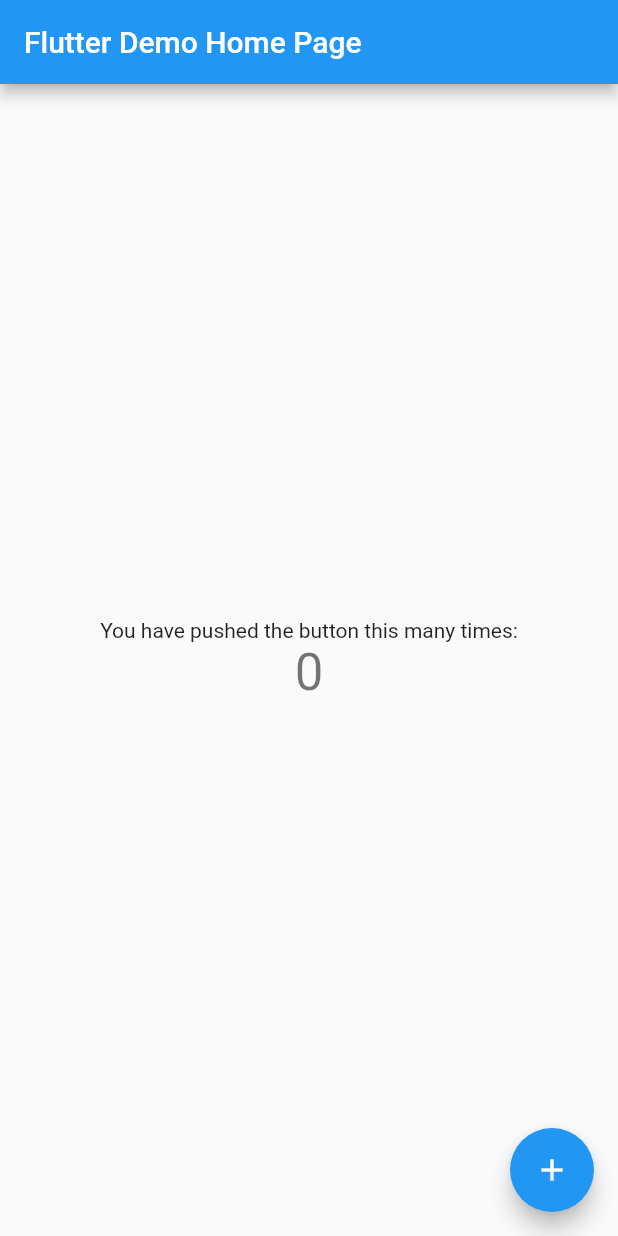
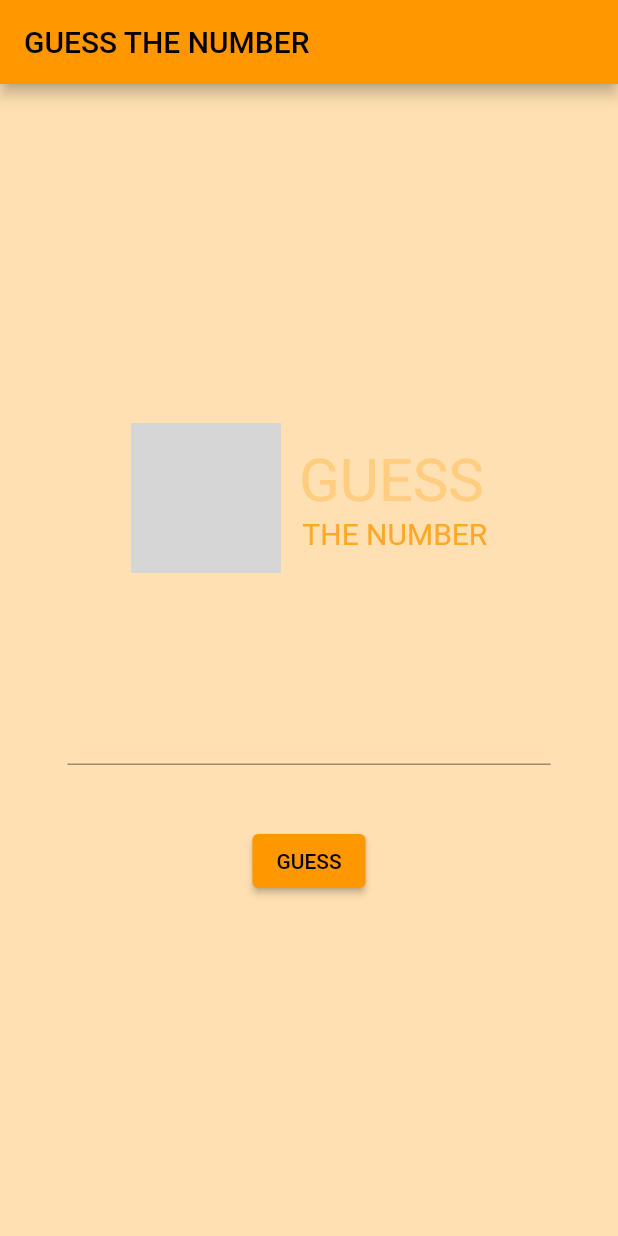
Before and after one commit to ponlakitt/guessnumber_appbar, a Flutter app: the screen it shows after launch, on a phone screen of 412 x 824 dp. Run offline on Flutter 3.47's test engine with Material 2 defaults, Android fonts, the phone set to English and light mode, and no system bars; grey boxes are pictures that could not be loaded.

Commit message:
homework5

```diff
--- a/lib/main.dart
+++ b/lib/main.dart
@@ -7,109 +7,69 @@
 class MyApp extends StatelessWidget {
   const MyApp({Key? key}) : super(key: key);
 
-  // This widget is the root of your application.
   @override
   Widget build(BuildContext context) {
     return MaterialApp(
-      title: 'Flutter Demo',
+      title: 'GUESS THE NUMBER',
       theme: ThemeData(
-        // This is the theme of your application.
-        //
-        // Try running your application with "flutter run". You'll see the
-        // application has a blue toolbar. Then, without quitting the app, try
-        // changing the primarySwatch below to Colors.green and then invoke
-        // "hot reload" (press "r" in the console where you ran "flutter run",
-        // or simply save your changes to "hot reload" in a Flutter IDE).
-        // Notice that the counter didn't reset back to zero; the application
-        // is not restarted.
-        primarySwatch: Colors.blue,
+        primarySwatch: Colors.orange,
       ),
-      home: const MyHomePage(title: 'Flutter Demo Home Page'),
+      home: const HomePage(),
     );
   }
 }
 
-class MyHomePage extends StatefulWidget {
-  const MyHomePage({Key? key, required this.title}) : super(key: key);
-
-  // This widget is the home page of your application. It is stateful, meaning
-  // that it has a State object (defined below) that contains fields that affect
-  // how it looks.
-
-  // This class is the configuration for the state. It holds the values (in this
-  // case the title) provided by the parent (in this case the App widget) and
-  // used by the build method of the State. Fields in a Widget subclass are
-  // always marked "final".
-
-  final String title;
-
-  @override
-  State<MyHomePage> createState() => _MyHomePageState();
-}
-
-class _MyHomePageState extends State<MyHomePage> {
-  int _counter = 0;
-
-  void _incrementCounter() {
-    setState(() {
-      // This call to setState tells the Flutter framework that something has
-      // changed in this State, which causes it to rerun the build method below
-      // so that the display can reflect the updated values. If we changed
-      // _counter without calling setState(), then the build method would not be
-      // called again, and so nothing would appear to happen.
-      _counter++;
-    });
-  }
+class HomePage extends StatelessWidget {
+  const HomePage({Key? key}) : super(key: key);
 
   @override
   Widget build(BuildContext context) {
-    // This method is rerun every time setState is called, for instance as done
-    // by the _incrementCounter method above.
-    //
-    // The Flutter framework has been optimized to make rerunning build methods
-    // fast, so that you can just rebuild anything that needs updating rather
-    // than having to individually change instances of widgets.
     return Scaffold(
-      appBar: AppBar(
-        // Here we take the value from the MyHomePage object that was created by
-        // the App.build method, and use it to set our appbar title.
-        title: Text(widget.title),
+      appBar: AppBar(title: const Text('GUESS THE NUMBER')),
+      body: Container(
+        decoration: BoxDecoration(
+            color: Colors.orange.shade100,
+            border: Border.all(width: 5.0, color: Colors.orange.shade100),
+            boxShadow: [
+              BoxShadow(
+                color: Colors.white.withOpacity(0.5),
+                offset: const Offset(2.0, 5.0),
+                blurRadius: 5.0,
+                spreadRadius: 2.0,
               ),
-      body: Center(
-        // Center is a layout widget. It takes a single child and positions it
-        // in the middle of the parent.
+            ]),
+        //alignment: Alignment.center,
+        child: Center(
           child: Column(
-          // Column is also a layout widget. It takes a list of children and
-          // arranges them vertically. By default, it sizes itself to fit its
-          // children horizontally, and tries to be as tall as its parent.
-          //
-          // Invoke "debug painting" (press "p" in the console, choose the
-          // "Toggle Debug Paint" action from the Flutter Inspector in Android
-          // Studio, or the "Toggle Debug Paint" command in Visual Studio Code)
-          // to see the wireframe for each widget.
-          //
-          // Column has various properties to control how it sizes itself and
-          // how it positions its children. Here we use mainAxisAlignment to
-          // center the children vertically; the main axis here is the vertical
-          // axis because Columns are vertical (the cross axis would be
-          // horizontal).
             mainAxisAlignment: MainAxisAlignment.center,
-          children: <Widget>[
-            const Text(
-              'You have pushed the button this many times:',
+            children: [
+              Row(
+                mainAxisAlignment: MainAxisAlignment.center,
+                children: [
+                  Image.asset('assets/images/guess_logo.png', width: 100.0),
+                  Column(
+                    mainAxisAlignment: MainAxisAlignment.center,
+                    children: [
+                      Text(' GUESS',style:TextStyle(fontSize: 40,color: Colors.orange.shade200),),
+                      Text('   THE NUMBER',style:TextStyle(fontSize: 20,color: Colors.orange.shade400),),
+                    ],)
+                ],
               ),
-            Text(
-              '$_counter',
-              style: Theme.of(context).textTheme.headline4,
+          SizedBox(height: 40,),
+          Padding(
+            padding: const EdgeInsets.all(40.0),
+            child: TextField(),
+          ),
+              ElevatedButton(
+                child: Text('GUESS'),
+                onPressed: () {
+                  // โค้ดที่จะทำงานเมื่อกดปุ่ม
+                },
               ),
             ],
           ),
         ),
-      floatingActionButton: FloatingActionButton(
-        onPressed: _incrementCounter,
-        tooltip: 'Increment',
-        child: const Icon(Icons.add),
-      ), // This trailing comma makes auto-formatting nicer for build methods.
+      ),
     );
   }
 }
--- a/pubspec.yaml
+++ b/pubspec.yaml
@@ -58,8 +58,8 @@
   uses-material-design: true
 
   # To add assets to your application, add an assets section, like this:
-  # assets:
-  #   - images/a_dot_burr.jpeg
+  assets:
+    - assets/images/guess_logo.png
   #   - images/a_dot_ham.jpeg
 
   # An image asset can refer to one or more resolution-specific "variants", see
```
Also changed, not shown: lib/game.dart (+21 -22 lines), lib/guess_number.dart (+38 -23 lines). Lines whose indentation alone changed are shown as unchanged.
